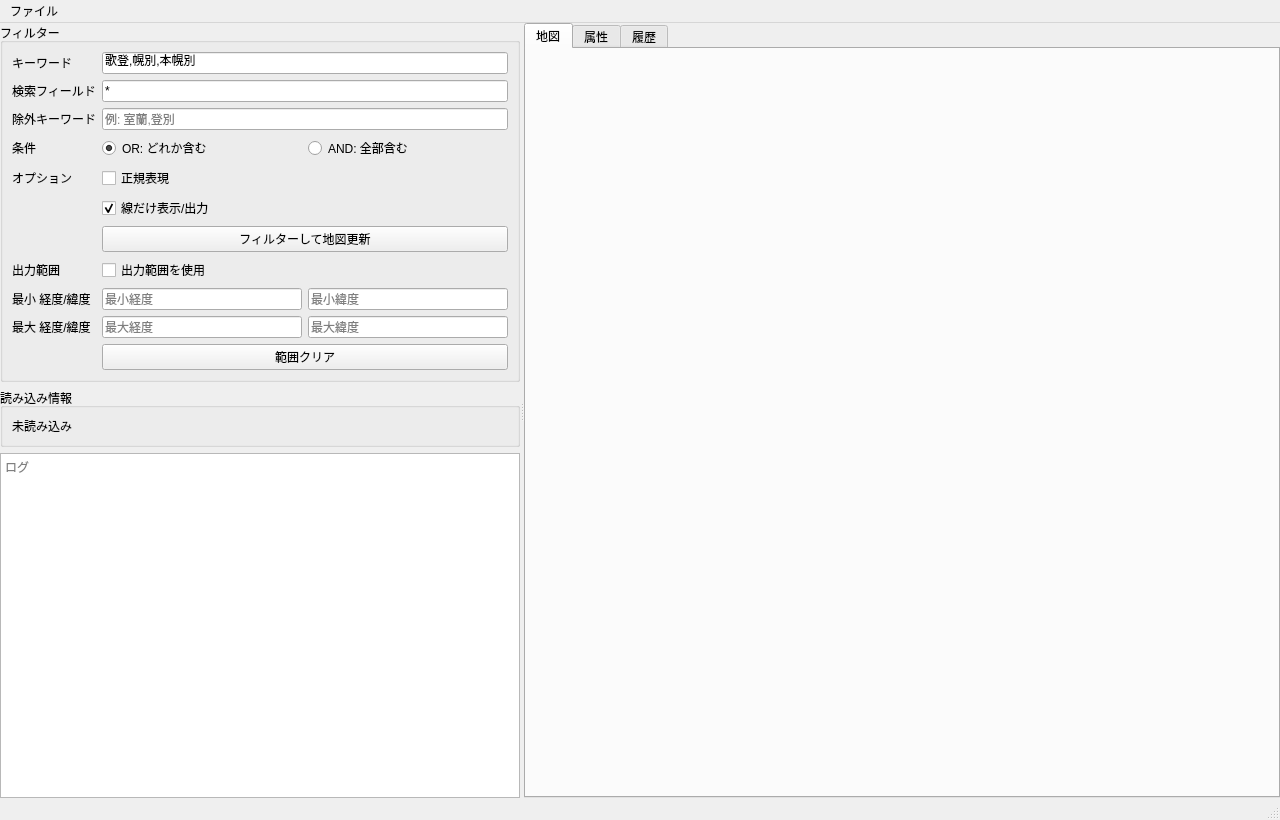
Before: the Qt Designer form ui/main_window.ui in Ikumyon/NRClipBuilder, drawn with Qt 5.
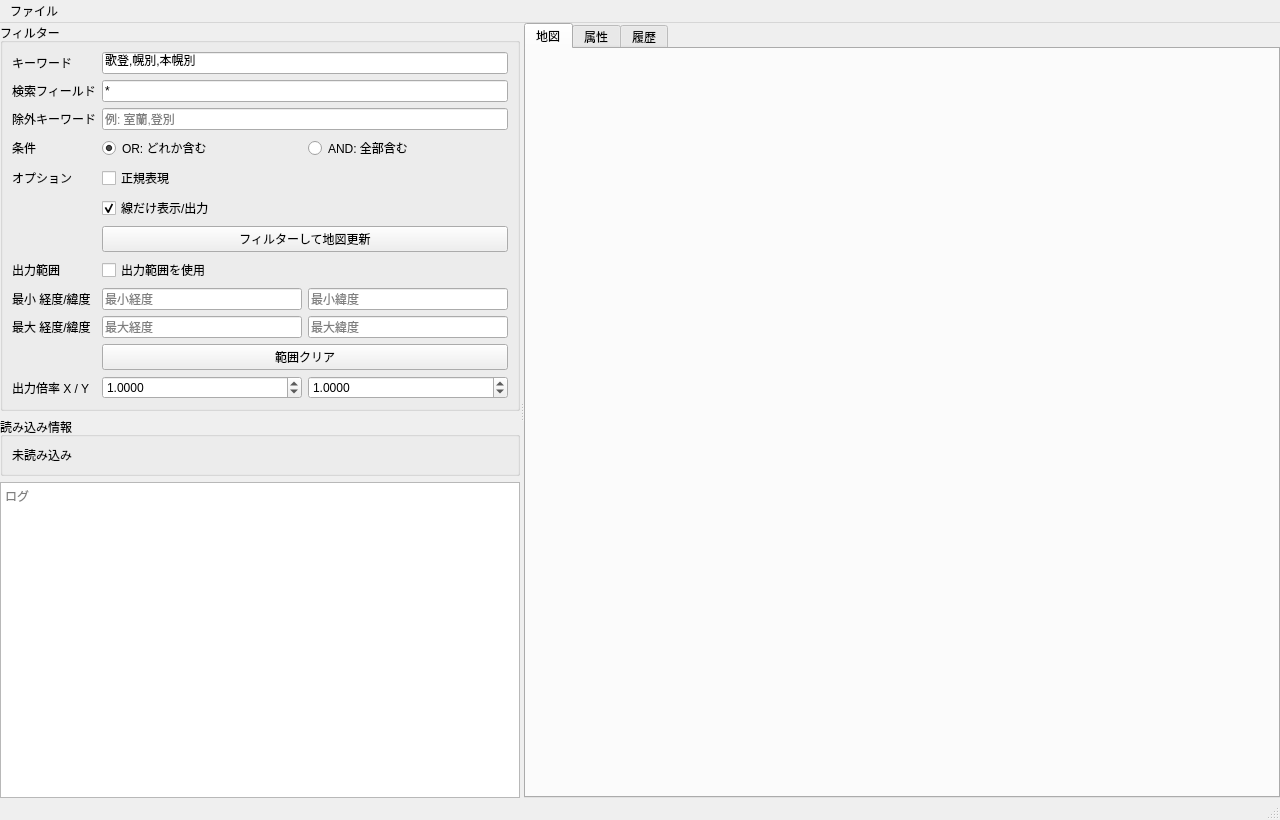
After: the same form once the commit is applied.

What changed in the file:
```diff
--- a/ui/main_window.ui
+++ b/ui/main_window.ui
@@ -255,6 +255,42 @@
              </property>
             </widget>
            </item>
+           <!-- Scale adjustment Row -->
+           <item row="11" column="0">
+            <widget class="QLabel" name="label_scale">
+             <property name="text">
+              <string>出力倍率 X / Y</string>
+             </property>
+            </widget>
+           </item>
+           <item row="11" column="1">
+            <widget class="QWidget" name="scale_widget" native="true">
+             <layout class="QHBoxLayout" name="scale_layout">
+              <property name="leftMargin"><number>0</number></property>
+              <property name="topMargin"><number>0</number></property>
+              <property name="rightMargin"><number>0</number></property>
+              <property name="bottomMargin"><number>0</number></property>
+              <item>
+               <widget class="QDoubleSpinBox" name="scale_x_spin">
+                <property name="decimals"><number>4</number></property>
+                <property name="minimum"><double>0.1000</double></property>
+                <property name="maximum"><double>2.0000</double></property>
+                <property name="singleStep"><double>0.0001</double></property>
+                <property name="value"><double>1.0000</double></property>
+               </widget>
+              </item>
+              <item>
+               <widget class="QDoubleSpinBox" name="scale_y_spin">
+                <property name="decimals"><number>4</number></property>
+                <property name="minimum"><double>0.1000</double></property>
+                <property name="maximum"><double>2.0000</double></property>
+                <property name="singleStep"><double>0.0001</double></property>
+                <property name="value"><double>1.0000</double></property>
+               </widget>
+              </item>
+             </layout>
+            </widget>
+           </item>
           </layout>
          </widget>
         </item>
```
